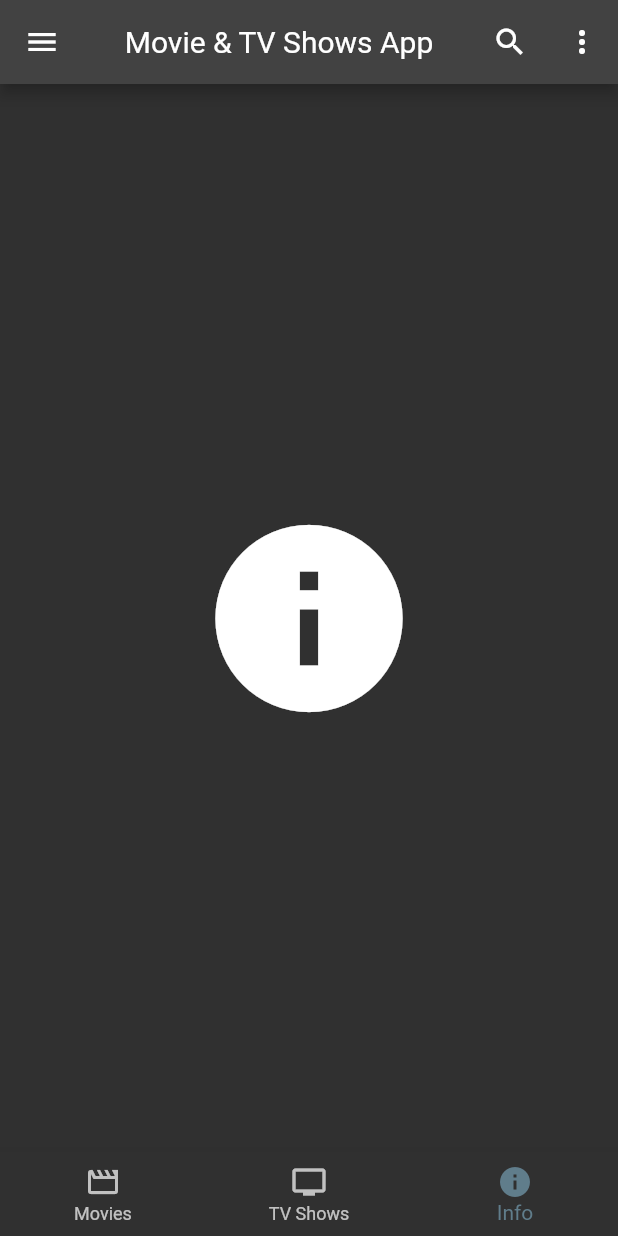
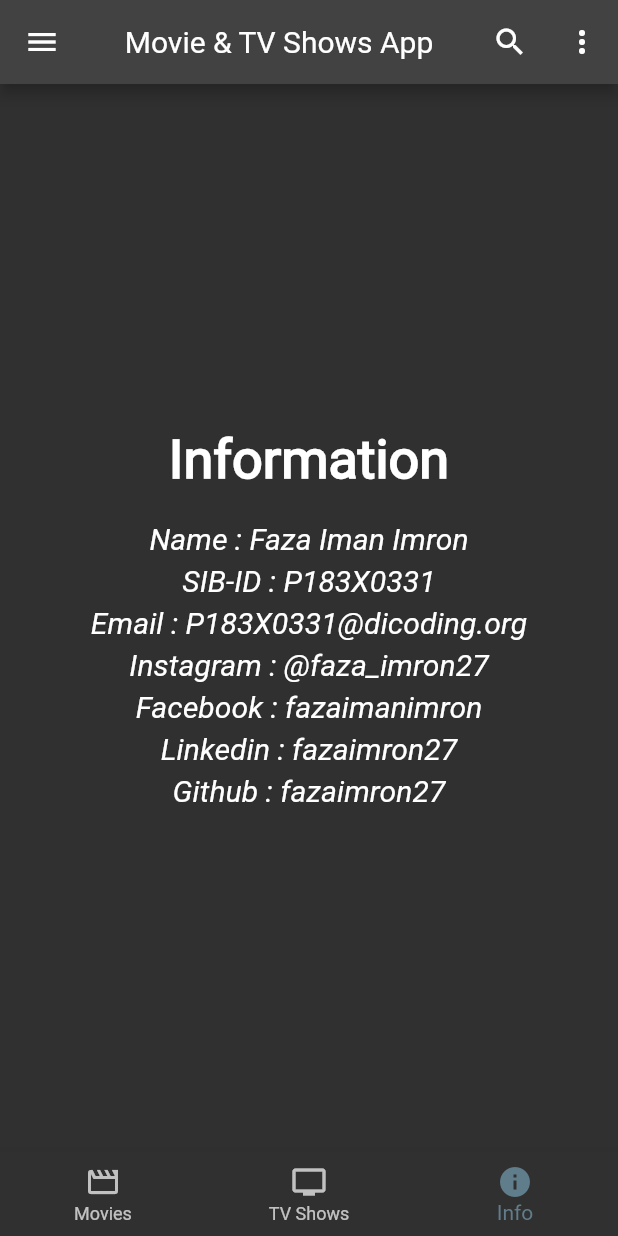
Before and after one commit to fazaimron27/dicoding_final_project_flutter_pemula, a Flutter app: the screen it shows after launch, item 3 of the bottom bar chosen, on a phone screen of 412 x 824 dp. Run offline on Flutter 3.47's test engine with Material 2 defaults, Android fonts, the phone set to English and light mode, and no system bars.

Commit message:
feat: modify information page

```diff
--- a/lib/information.dart
+++ b/lib/information.dart
@@ -1,16 +1,101 @@
 import 'package:flutter/material.dart';
+import 'package:dicoding_final_project_flutter_pemula/models/information_model.dart';
 
 class Information extends StatelessWidget {
   const Information({Key? key}) : super(key: key);
 
   @override
   Widget build(BuildContext context) {
-    return const Scaffold(
-      body: Center(
-        child: Icon(
-          Icons.info,
-          size: 150,
-        ),
+    InformationModel information = InformationModel();
+
+    return Scaffold(
+      body: Row(
+        mainAxisAlignment: MainAxisAlignment.center,
+        children: <Widget>[
+          Column(
+            mainAxisAlignment: MainAxisAlignment.center,
+            children: <Widget>[
+              const Text(
+                'Information',
+                style: TextStyle(
+                  fontSize: 36,
+                  fontWeight: FontWeight.bold,
+                  fontFamily: 'Roboto',
+                ),
+              ),
+              const SizedBox(
+                height: 20,
+              ),
+              Text(
+                'Name : ${information.name}',
+                style: const TextStyle(
+                  fontSize: 20,
+                  fontFamily: 'Roboto Italic',
+                ),
+              ),
+              const SizedBox(
+                height: 5,
+              ),
+              Text(
+                'SIB-ID : ${information.id}',
+                style: const TextStyle(
+                  fontSize: 20,
+                  fontFamily: 'Roboto Italic',
+                ),
+              ),
+              const SizedBox(
+                height: 5,
+              ),
+              Text(
+                'Email : ${information.email}',
+                style: const TextStyle(
+                  fontSize: 20,
+                  fontFamily: 'Roboto Italic',
+                ),
+              ),
+              const SizedBox(
+                height: 5,
+              ),
+              Text(
+                'Instagram : ${information.instagram}',
+                style: const TextStyle(
+                  fontSize: 20,
+                  fontFamily: 'Roboto Italic',
+                ),
+              ),
+              const SizedBox(
+                height: 5,
+              ),
+              Text(
+                'Facebook : ${information.facebook}',
+                style: const TextStyle(
+                  fontSize: 20,
+                  fontFamily: 'Roboto Italic',
+                ),
+              ),
+              const SizedBox(
+                height: 5,
+              ),
+              Text(
+                'Linkedin : ${information.linkedin}',
+                style: const TextStyle(
+                  fontSize: 20,
+                  fontFamily: 'Roboto Italic',
+                ),
+              ),
+              const SizedBox(
+                height: 5,
+              ),
+              Text(
+                'Github : ${information.github}',
+                style: const TextStyle(
+                  fontSize: 20,
+                  fontFamily: 'Roboto Italic',
+                ),
+              ),
+            ],
+          ),
+        ],
       ),
     );
   }
--- /dev/null
+++ b/lib/models/information_model.dart
@@ -0,0 +1,9 @@
+class InformationModel {
+  String name = 'Faza Iman Imron';
+  String id = 'P183X0331';
+  String email = 'P183X0331@dicoding.org';
+  String instagram = '@faza_imron27';
+  String facebook = 'fazaimanimron';
+  String linkedin = 'fazaimron27';
+  String github = 'fazaimron27';
+}
```
